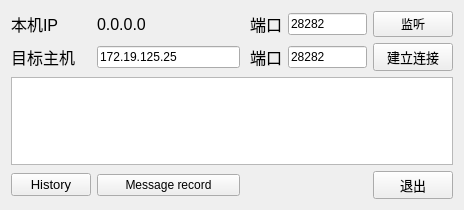
Qt form SbuildF (final)/startscreen.ui (upc28/2016SummerClass) before a commit.
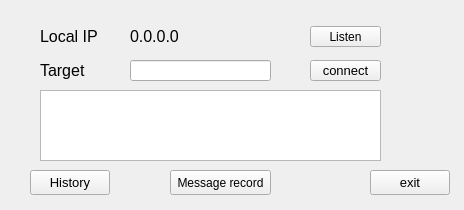
The same form after that commit.

Patch:
```diff
--- a/SbuildF (final)/startscreen.ui
+++ b/SbuildF (final)/startscreen.ui
@@ -13,21 +13,51 @@
   <property name="windowTitle">
    <string>连接</string>
   </property>
-  <layout class="QGridLayout" name="gridLayout">
-   <item row="0" column="0">
     <widget class="QLabel" name="lab_IP">
+   <property name="geometry">
+    <rect>
+     <x>40</x>
+     <y>26</y>
+     <width>61</width>
+     <height>21</height>
+    </rect>
+   </property>
      <property name="font">
       <font>
        <pointsize>12</pointsize>
       </font>
      </property>
      <property name="text">
-      <string>本机IP</string>
-     </property>
-    </widget>
-   </item>
-   <item row="0" column="1">
+    <string>Local IP</string>
+   </property>
+  </widget>
+  <widget class="QLabel" name="lab_Target">
+   <property name="geometry">
+    <rect>
+     <x>40</x>
+     <y>60</y>
+     <width>51</width>
+     <height>21</height>
+    </rect>
+   </property>
+   <property name="font">
+    <font>
+     <pointsize>12</pointsize>
+    </font>
+   </property>
+   <property name="text">
+    <string>Target</string>
+   </property>
+  </widget>
     <widget class="QLabel" name="lab_IP_W">
+   <property name="geometry">
+    <rect>
+     <x>130</x>
+     <y>26</y>
+     <width>141</width>
+     <height>21</height>
+    </rect>
+   </property>
      <property name="font">
       <font>
        <pointsize>12</pointsize>
@@ -37,76 +67,61 @@
       <string>0.0.0.0</string>
      </property>
     </widget>
-   </item>
-   <item row="0" column="3">
-    <widget class="QLineEdit" name="Edit_lisPort">
-     <property name="text">
-      <string>28282</string>
-     </property>
-    </widget>
-   </item>
-   <item row="0" column="4">
-    <widget class="QPushButton" name="Button_listen">
-     <property name="text">
-      <string>监听</string>
-     </property>
-    </widget>
-   </item>
-   <item row="1" column="0">
-    <widget class="QLabel" name="lab_Target">
-     <property name="font">
-      <font>
-       <pointsize>12</pointsize>
-      </font>
-     </property>
-     <property name="text">
-      <string>目标主机</string>
-     </property>
-    </widget>
-   </item>
-   <item row="1" column="1">
     <widget class="QLineEdit" name="LineEdit_TargetIp">
-     <property name="sizePolicy">
-      <sizepolicy hsizetype="Expanding" vsizetype="Fixed">
-       <horstretch>20</horstretch>
-       <verstretch>0</verstretch>
-      </sizepolicy>
-     </property>
-     <property name="text">
-      <string>172.19.125.25</string>
-     </property>
-    </widget>
-   </item>
-   <item row="2" column="0" colspan="5">
-    <widget class="QTextBrowser" name="textBro_msgout"/>
-   </item>
-   <item row="1" column="3">
-    <widget class="QLineEdit" name="Edit_conPort">
-     <property name="sizePolicy">
-      <sizepolicy hsizetype="Expanding" vsizetype="Fixed">
-       <horstretch>11</horstretch>
-       <verstretch>0</verstretch>
-      </sizepolicy>
-     </property>
-     <property name="text">
-      <string>28282</string>
-     </property>
-    </widget>
-   </item>
-   <item row="1" column="4">
+   <property name="geometry">
+    <rect>
+     <x>130</x>
+     <y>60</y>
+     <width>141</width>
+     <height>21</height>
+    </rect>
+   </property>
+  </widget>
     <widget class="QPushButton" name="Button_connect">
+   <property name="geometry">
+    <rect>
+     <x>310</x>
+     <y>60</y>
+     <width>71</width>
+     <height>21</height>
+    </rect>
+   </property>
      <property name="font">
       <font>
        <pointsize>10</pointsize>
       </font>
      </property>
      <property name="text">
-      <string>建立连接</string>
-     </property>
-    </widget>
-   </item>
-   <item row="3" column="0">
+    <string>connect</string>
+   </property>
+  </widget>
+  <widget class="QPushButton" name="Button_exit">
+   <property name="geometry">
+    <rect>
+     <x>370</x>
+     <y>170</y>
+     <width>80</width>
+     <height>25</height>
+    </rect>
+   </property>
+   <property name="font">
+    <font>
+     <pointsize>10</pointsize>
+    </font>
+   </property>
+   <property name="text">
+    <string>exit</string>
+   </property>
+  </widget>
     <widget class="QPushButton" name="pushButton">
+   <property name="geometry">
+    <rect>
+     <x>30</x>
+     <y>170</y>
+     <width>80</width>
+     <height>25</height>
+    </rect>
+   </property>
      <property name="font">
       <font>
        <pointsize>10</pointsize>
@@ -116,9 +131,15 @@
       <string>History</string>
      </property>
     </widget>
-   </item>
-   <item row="3" column="1">
     <widget class="QPushButton" name="Button_msgRecord">
+   <property name="geometry">
+    <rect>
+     <x>170</x>
+     <y>170</y>
+     <width>101</width>
+     <height>25</height>
+    </rect>
+   </property>
      <property name="font">
       <font>
        <pointsize>9</pointsize>
@@ -128,50 +149,29 @@
       <string>Message record</string>
      </property>
     </widget>
-   </item>
-   <item row="3" column="4">
-    <widget class="QPushButton" name="Button_exit">
-     <property name="font">
-      <font>
-       <pointsize>10</pointsize>
-      </font>
-     </property>
-     <property name="text">
-      <string>退出</string>
-     </property>
-    </widget>
-   </item>
-   <item row="1" column="2" alignment="Qt::AlignRight">
-    <widget class="QLabel" name="label">
-     <property name="font">
-      <font>
-       <pointsize>12</pointsize>
-      </font>
+  <widget class="QTextBrowser" name="textBro_msgout">
+   <property name="geometry">
+    <rect>
+     <x>40</x>
+     <y>90</y>
+     <width>341</width>
+     <height>71</height>
+    </rect>
+   </property>
+  </widget>
+  <widget class="QPushButton" name="Button_listen">
+   <property name="geometry">
+    <rect>
+     <x>310</x>
+     <y>26</y>
+     <width>71</width>
+     <height>21</height>
+    </rect>
      </property>
      <property name="text">
-      <string>端口</string>
-     </property>
-    </widget>
-   </item>
-   <item row="0" column="2" alignment="Qt::AlignRight">
-    <widget class="QLabel" name="label_2">
-     <property name="sizePolicy">
-      <sizepolicy hsizetype="Preferred" vsizetype="Preferred">
-       <horstretch>5</horstretch>
-       <verstretch>0</verstretch>
-      </sizepolicy>
-     </property>
-     <property name="font">
-      <font>
-       <pointsize>12</pointsize>
-      </font>
-     </property>
-     <property name="text">
-      <string>端口</string>
-     </property>
-    </widget>
-   </item>
-  </layout>
+    <string>Listen</string>
+   </property>
+  </widget>
  </widget>
  <resources/>
  <connections/>
```
Left out of the diff: 2 changed lines with no effect on the pictures. Lines whose indentation alone changed are shown as unchanged.
